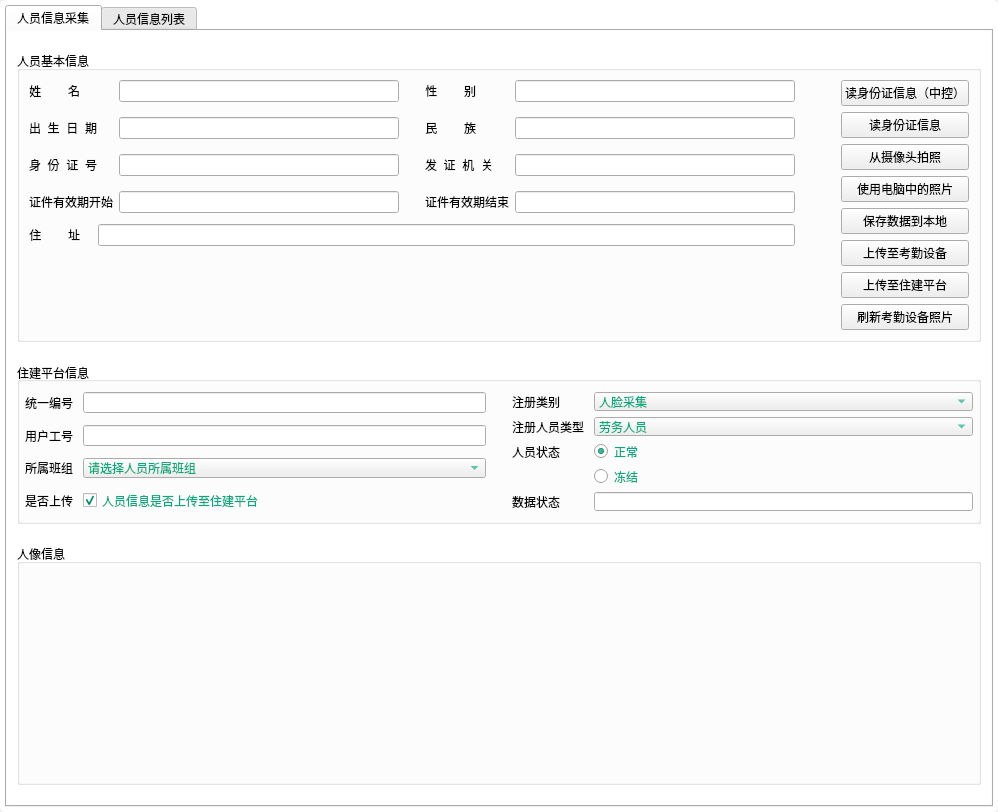
Above: views/infoCollectionUi.ui from jamesandjim/wisdom_site before the change. Below: the same form after it.
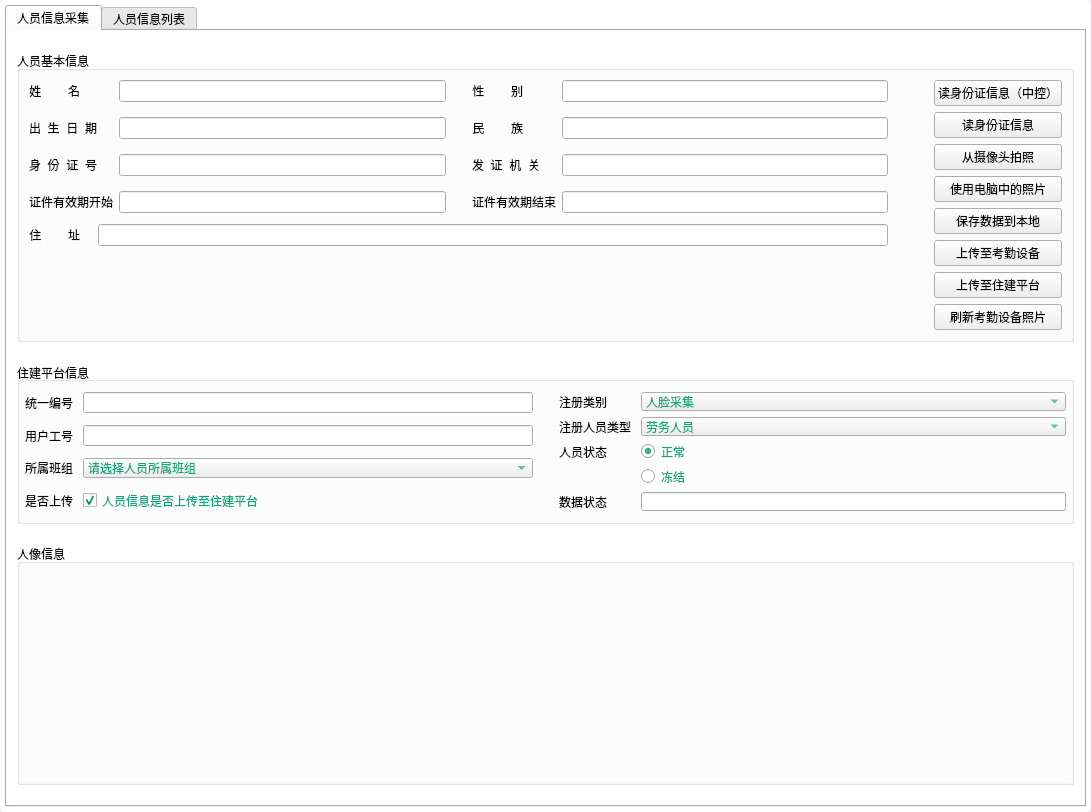
That is the form after the change.

The edit to the form file:
```diff
--- a/views/infoCollectionUi.ui
+++ b/views/infoCollectionUi.ui
@@ -9,7 +9,7 @@
    <rect>
     <x>0</x>
     <y>0</y>
-    <width>998</width>
+    <width>1091</width>
     <height>768</height>
    </rect>
   </property>
@@ -144,6 +144,18 @@
                    </item>
                    <item row="0" column="1">
                     <widget class="QLineEdit" name="le_name">
+                     <property name="minimumSize">
+                      <size>
+                       <width>0</width>
+                       <height>0</height>
+                      </size>
+                     </property>
+                     <property name="maximumSize">
+                      <size>
+                       <width>16777215</width>
+                       <height>16777215</height>
+                      </size>
+                     </property>
                      <property name="readOnly">
                       <bool>true</bool>
                      </property>
@@ -161,6 +173,18 @@
                    </item>
                    <item row="1" column="1">
                     <widget class="QLineEdit" name="le_birthdate">
+                     <property name="minimumSize">
+                      <size>
+                       <width>0</width>
+                       <height>0</height>
+                      </size>
+                     </property>
+                     <property name="maximumSize">
+                      <size>
+                       <width>16777215</width>
+                       <height>16777215</height>
+                      </size>
+                     </property>
                      <property name="readOnly">
                       <bool>true</bool>
                      </property>
@@ -178,6 +202,18 @@
                    </item>
                    <item row="2" column="1">
                     <widget class="QLineEdit" name="le_idNum">
+                     <property name="minimumSize">
+                      <size>
+                       <width>0</width>
+                       <height>0</height>
+                      </size>
+                     </property>
+                     <property name="maximumSize">
+                      <size>
+                       <width>16777215</width>
+                       <height>16777215</height>
+                      </size>
+                     </property>
                      <property name="readOnly">
                       <bool>true</bool>
                      </property>
@@ -195,6 +231,18 @@
                    </item>
                    <item row="3" column="1">
                     <widget class="QLineEdit" name="le_effectedDate">
+                     <property name="minimumSize">
+                      <size>
+                       <width>0</width>
+                       <height>0</height>
+                      </size>
+                     </property>
+                     <property name="maximumSize">
+                      <size>
+                       <width>16777215</width>
+                       <height>16777215</height>
+                      </size>
+                     </property>
                      <property name="readOnly">
                       <bool>true</bool>
                      </property>
@@ -235,6 +283,18 @@
                    </item>
                    <item row="0" column="1">
                     <widget class="QLineEdit" name="le_sex">
+                     <property name="minimumSize">
+                      <size>
+                       <width>0</width>
+                       <height>0</height>
+                      </size>
+                     </property>
+                     <property name="maximumSize">
+                      <size>
+                       <width>16777215</width>
+                       <height>16777215</height>
+                      </size>
+                     </property>
                      <property name="readOnly">
                       <bool>true</bool>
                      </property>
@@ -252,6 +312,18 @@
                    </item>
                    <item row="1" column="1">
                     <widget class="QLineEdit" name="le_nation">
+                     <property name="minimumSize">
+                      <size>
+                       <width>0</width>
+                       <height>0</height>
+                      </size>
+                     </property>
+                     <property name="maximumSize">
+                      <size>
+                       <width>16777215</width>
+                       <height>16777215</height>
+                      </size>
+                     </property>
                      <property name="readOnly">
                       <bool>true</bool>
                      </property>
@@ -269,6 +341,18 @@
                    </item>
                    <item row="2" column="1">
                     <widget class="QLineEdit" name="le_issue">
+                     <property name="minimumSize">
+                      <size>
+                       <width>0</width>
+                       <height>0</height>
+                      </size>
+                     </property>
+                     <property name="maximumSize">
+                      <size>
+                       <width>16777215</width>
+                       <height>16777215</height>
+                      </size>
+                     </property>
                      <property name="readOnly">
                       <bool>true</bool>
                      </property>
@@ -286,6 +370,18 @@
                    </item>
                    <item row="3" column="1">
                     <widget class="QLineEdit" name="le_expiredDate">
+                     <property name="minimumSize">
+                      <size>
+                       <width>0</width>
+                       <height>0</height>
+                      </size>
+                     </property>
+                     <property name="maximumSize">
+                      <size>
+                       <width>16777215</width>
+                       <height>16777215</height>
+                      </size>
+                     </property>
                      <property name="readOnly">
                       <bool>true</bool>
                      </property>
@@ -324,6 +420,12 @@
                  </item>
                  <item row="0" column="1">
                   <widget class="QLineEdit" name="le_address">
+                   <property name="maximumSize">
+                    <size>
+                     <width>16777215</width>
+                     <height>16777215</height>
+                    </size>
+                   </property>
                    <property name="readOnly">
                     <bool>true</bool>
                    </property>
@@ -471,6 +573,18 @@
                </item>
                <item row="0" column="1">
                 <widget class="QLineEdit" name="le_userID">
+                 <property name="minimumSize">
+                  <size>
+                   <width>0</width>
+                   <height>0</height>
+                  </size>
+                 </property>
+                 <property name="maximumSize">
+                  <size>
+                   <width>16777215</width>
+                   <height>16777215</height>
+                  </size>
+                 </property>
                  <property name="readOnly">
                   <bool>true</bool>
                  </property>
@@ -485,6 +599,18 @@
                </item>
                <item row="1" column="1">
                 <widget class="QLineEdit" name="le_workSN">
+                 <property name="minimumSize">
+                  <size>
+                   <width>0</width>
+                   <height>0</height>
+                  </size>
+                 </property>
+                 <property name="maximumSize">
+                  <size>
+                   <width>16777215</width>
+                   <height>16777215</height>
+                  </size>
+                 </property>
                  <property name="readOnly">
                   <bool>true</bool>
                  </property>
@@ -499,6 +625,18 @@
                </item>
                <item row="2" column="1">
                 <widget class="QComboBox" name="cb_department">
+                 <property name="minimumSize">
+                  <size>
+                   <width>0</width>
+                   <height>0</height>
+                  </size>
+                 </property>
+                 <property name="maximumSize">
+                  <size>
+                   <width>16777215</width>
+                   <height>16777215</height>
+                  </size>
+                 </property>
                  <property name="styleSheet">
                   <string notr="true">color: rgb(0, 170, 127);</string>
                  </property>
@@ -567,6 +705,18 @@
                </item>
                <item row="0" column="1">
                 <widget class="QComboBox" name="cb_RegType">
+                 <property name="minimumSize">
+                  <size>
+                   <width>0</width>
+                   <height>0</height>
+                  </size>
+                 </property>
+                 <property name="maximumSize">
+                  <size>
+                   <width>16777215</width>
+                   <height>16777215</height>
+                  </size>
+                 </property>
                  <property name="styleSheet">
                   <string notr="true">color: rgb(0, 170, 127);</string>
                  </property>
@@ -601,6 +751,18 @@
                </item>
                <item row="1" column="1">
                 <widget class="QComboBox" name="cb_userType">
+                 <property name="minimumSize">
+                  <size>
+                   <width>0</width>
+                   <height>0</height>
+                  </size>
+                 </property>
+                 <property name="maximumSize">
+                  <size>
+                   <width>16777215</width>
+                   <height>16777215</height>
+                  </size>
+                 </property>
                  <property name="styleSheet">
                   <string notr="true">color: rgb(0, 170, 127);</string>
                  </property>
@@ -660,6 +822,18 @@
                </item>
                <item row="4" column="1">
                 <widget class="QLineEdit" name="le_status">
+                 <property name="minimumSize">
+                  <size>
+                   <width>0</width>
+                   <height>0</height>
+                  </size>
+                 </property>
+                 <property name="maximumSize">
+                  <size>
+                   <width>16777215</width>
+                   <height>16777215</height>
+                  </size>
+                 </property>
                  <property name="readOnly">
                   <bool>true</bool>
                  </property>
```
Left out of the diff: 2 changed lines with no effect on the pictures.
